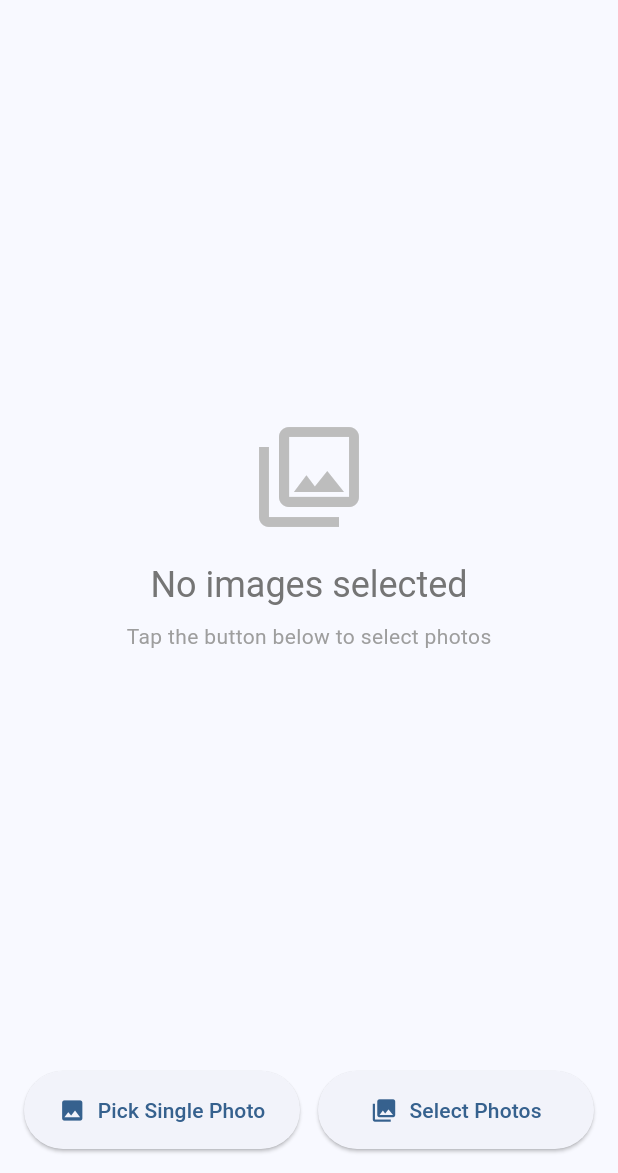
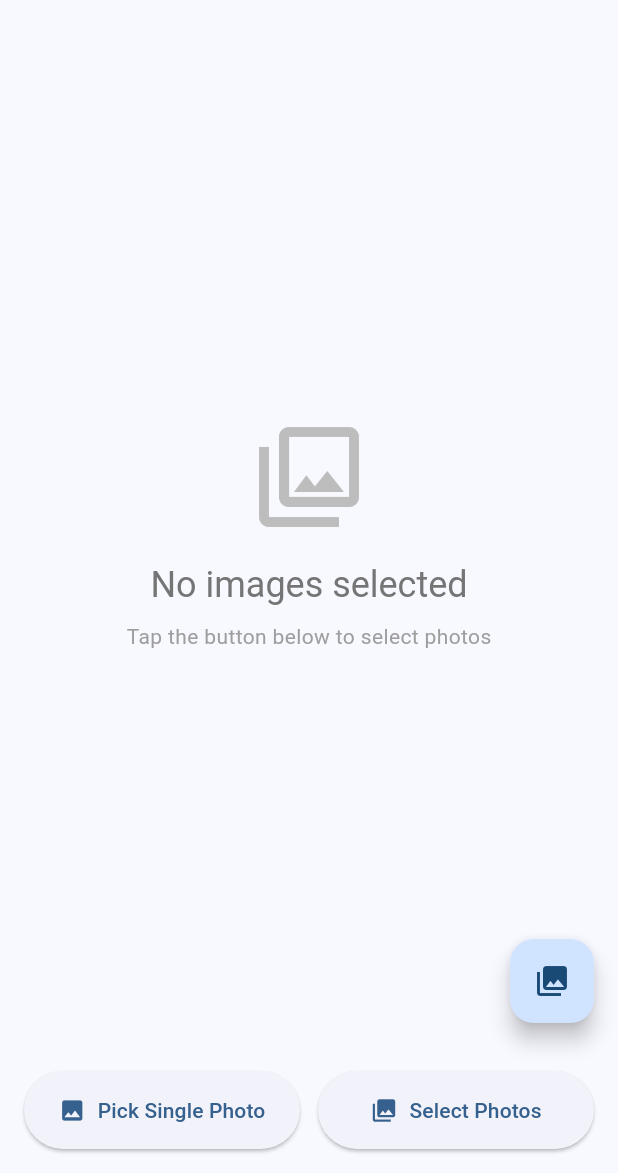
Before and after one commit to msingh-leaptodigital/meta_photo_picker, a Flutter app: the screen it shows after launch, on a phone screen of 412 x 824 dp, the part 63-1236 px from its top. Run offline on Flutter 3.47's test engine with Material 3 defaults, Android fonts, the phone set to English and light mode, and no system bars; our stand-ins replace device_info_plus, permission_handler, plugin_platform_interface; missing offline and left inert: photo_manager, wechat_assets_picker.

```diff
--- a/example/lib/main.dart
+++ b/example/lib/main.dart
@@ -179,6 +179,13 @@ class _PhotoPickerDemoState extends State<PhotoPickerDemo> {
           : _selectedPhotos.isEmpty
               ? _buildEmptyState()
               : _buildPhotoList(),
+      floatingActionButton: FloatingActionButton(
+        onPressed: () async {
+          final status = await _metaPhotoPickerPlugin.checkPhotoAccessStatus();
+          debugPrint('📸 Photo access status F: $status');
+        },
+        child: const Icon(Icons.photo_library),
+      ),
       bottomNavigationBar: Padding(
         padding: const EdgeInsets.all(16.0),
         child: Row(
@@ -198,9 +205,7 @@ class _PhotoPickerDemoState extends State<PhotoPickerDemo> {
               child: ElevatedButton.icon(
                 onPressed: _isLoading ? null : _pickPhotos,
                 icon: const Icon(Icons.photo_library),
-                label: Text(_selectedPhotos.isEmpty
-                    ? 'Select Photos'
-                    : 'Add More Photos'),
+                label: Text(_selectedPhotos.isEmpty ? 'Select Photos' : 'Add More Photos'),
                 style: ElevatedButton.styleFrom(
                   padding: const EdgeInsets.all(16),
                 ),
```
Also changed, not shown: 1 other file.
